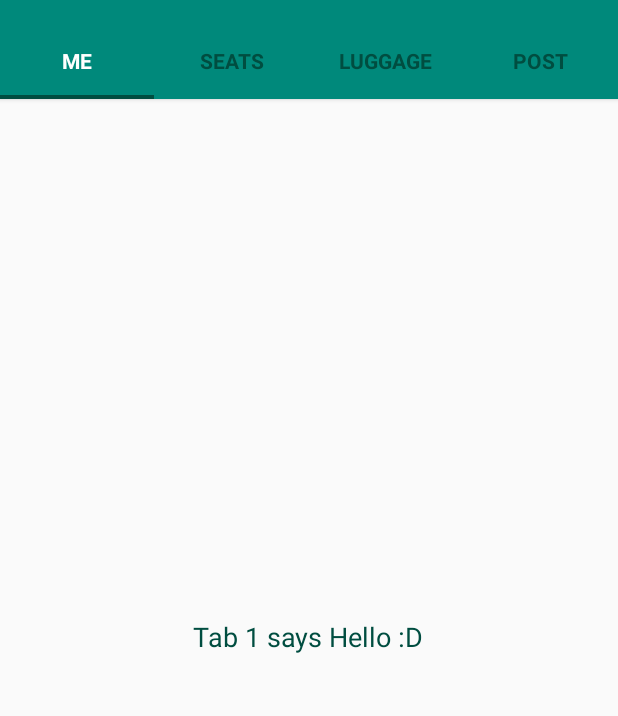
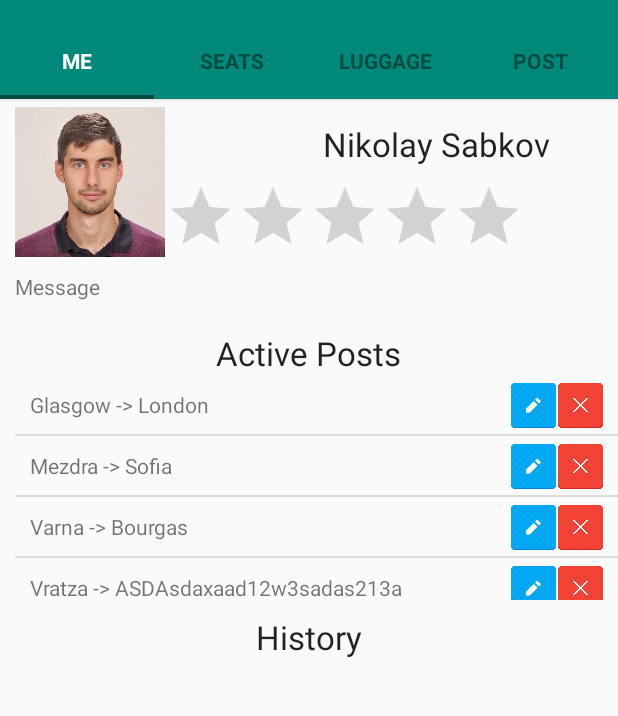
Before and after one commit to vbakayov/HCIMutualTravel, an Android app: the screen it shows after launch (MainActivity), on a phone screen of 412 x 824 dp, the part 62-778 px from its top. Run offline under Robolectric (Android 15) with nearby library versions, the phone set to English and light mode, and no system bars; libraries missing offline, so code that uses them is left out: com.andexert.expandablelayout; 16 statements that could not run were skipped.

Commit message:
Profile page layout

```diff
--- /dev/null
+++ b/app/src/main/java/samples/exoguru/materialtabss/CustomListViewAdapter.java
@@ -0,0 +1,36 @@
+package samples.exoguru.materialtabss;
+
+import android.content.Context;
+import android.view.LayoutInflater;
+import android.view.View;
+import android.view.ViewGroup;
+import android.widget.ArrayAdapter;
+import android.widget.ImageView;
+import android.widget.TextView;
+
+/**
+ * Created by Nikolay on 18/11/2015.
+ */
+public class CustomListViewAdapter extends ArrayAdapter<String> {
+
+    public CustomListViewAdapter(Context context, String[] posts){
+        super(context, R.layout.custom_post_row_layout, posts);
+    }
+
+    @Override
+    public View getView(int position, View convertView, ViewGroup parent){
+        LayoutInflater inflater = LayoutInflater.from(getContext());
+        View customView = inflater.inflate(R.layout.custom_post_row_layout, parent, false);
+
+        String postItem = getItem(position);
+        TextView mPostText = (TextView) customView.findViewById(R.id.mPostText);
+        ImageView mEditIcon = (ImageView) customView.findViewById(R.id.mEditIcon);
+        ImageView mDeleteIcon = (ImageView) customView.findViewById(R.id.mDeleteIcon);
+
+        mPostText.setText(postItem);
+        mEditIcon.setImageResource(R.drawable.edit);
+        mDeleteIcon.setImageResource(R.drawable.delete);
+
+        return customView;
+    }
+}
--- a/app/src/main/java/samples/exoguru/materialtabss/Tab1.java
+++ b/app/src/main/java/samples/exoguru/materialtabss/Tab1.java
@@ -1,45 +1,28 @@
 package samples.exoguru.materialtabss;
 
-import android.app.DatePickerDialog;
-import android.app.Dialog;
-import android.app.TimePickerDialog;
 import android.os.Bundle;
 import android.support.annotation.Nullable;
-import android.support.v4.app.DialogFragment;
 import android.support.v4.app.Fragment;
-import android.text.format.DateFormat;
-import android.util.Log;
 import android.view.LayoutInflater;
 import android.view.View;
 import android.view.ViewGroup;
-import android.widget.ArrayAdapter;
-import android.widget.AutoCompleteTextView;
-import android.widget.Button;
-import android.widget.DatePicker;
-import android.widget.EditText;
-import android.widget.NumberPicker;
-import android.widget.TextView;
-import android.widget.TimePicker;
-import android.widget.Toast;
+import android.widget.ListAdapter;
+import android.widget.ListView;
 
-import org.json.JSONArray;
-import org.json.JSONException;
-import org.json.JSONObject;
-
-import java.io.IOException;
-import java.io.InputStream;
-import java.util.ArrayList;
-import java.util.Calendar;
-
-/**
- * Created by Viktor on 11/5/2015.
- */
 
 public class Tab1 extends Fragment {
 
     @Override
     public View onCreateView(LayoutInflater inflater, @Nullable ViewGroup container, @Nullable Bundle savedInstanceState) {
         View v = inflater.inflate(R.layout.tab_1,container,false);
+
+        String[] posts = {"Glasgow -> London", "Mezdra -> Sofia", "Varna -> Bourgas", "Vratza -> ASDAsdaxaad12w3sadas213asdsadsadasdasdadasdasdasdasdasdad"};
+        ListAdapter adapter = new CustomListViewAdapter(v.getContext(), posts);
+        ListView mPostList = (ListView) v.findViewById(R.id.mPostList);
+        mPostList.setAdapter(adapter);
+
+
+
         return v;
     }
 
--- /dev/null
+++ b/app/src/main/res/layout/custom_post_row_layout.xml
@@ -0,0 +1,36 @@
+<?xml version="1.0" encoding="utf-8"?>
+<GridLayout xmlns:android="http://schemas.android.com/apk/res/android"
+    android:layout_width="fill_parent"
+    android:layout_height="fill_parent">
+
+    <TextView
+        android:layout_width="wrap_content"
+        android:layout_height="wrap_content"
+        android:text="adasdasdadaadsadasdadasdasdasdasdasdadasdasdadaadsadasdadasdasdasdasdasd"
+        android:id="@+id/mPostText"
+        android:layout_margin="10dp"
+        android:maxWidth="250dp"
+        android:layout_gravity="left" />
+
+    <ImageView
+        android:layout_width="30dp"
+        android:layout_height="30dp"
+        android:id="@+id/mEditIcon"
+        android:src="@drawable/edit"
+        android:clickable="true"
+        android:layout_marginTop="5dp"
+        android:layout_marginLeft="10dp"
+        android:layout_column="1" />
+
+    <ImageView
+        android:layout_width="30dp"
+        android:layout_height="30dp"
+        android:id="@+id/mDeleteIcon"
+        android:src="@drawable/delete"
+        android:clickable="true"
+        android:layout_marginTop="5dp"
+        android:layout_marginRight="10dp"
+        android:layout_marginLeft="1dp"
+        android:layout_column="2" />
+
+</GridLayout>
--- a/app/src/main/res/layout/tab_1.xml
+++ b/app/src/main/res/layout/tab_1.xml
@@ -4,14 +4,84 @@ android:layout_width="match_parent"
 android:layout_height="match_parent">
 
 
-<TextView
-android:layout_width="wrap_content"
-android:layout_height="wrap_content"
-android:textAppearance="?android:attr/textAppearanceMedium"
-android:text="Tab 1 says Hello :D"
-android:id="@+id/textView"
-android:layout_centerVertical="true"
-android:textColor="@color/tabsScrollColor"
-android:layout_centerHorizontal="true" />
+    <TextView
+        android:layout_width="wrap_content"
+        android:layout_height="wrap_content"
+        android:textAppearance="?android:attr/textAppearanceLarge"
+        android:text="@string/user_name"
+        android:id="@+id/mUsername"
+        android:layout_alignParentTop="true"
+        android:layout_alignParentRight="true"
+        android:layout_alignParentEnd="true"
+        android:layout_marginRight="45dp"
+        android:layout_marginEnd="42dp"
+        android:layout_marginTop="15dp" />
+
+    <ImageView
+        android:layout_width="100dp"
+        android:layout_height="100dp"
+        android:id="@+id/mProfileImage"
+        android:layout_alignParentTop="true"
+        android:layout_alignParentLeft="true"
+        android:layout_alignParentStart="true"
+        android:layout_marginTop="5dp"
+        android:layout_marginLeft="10dp"
+        android:src="@drawable/myphoto" />
+
+    <RatingBar
+        android:layout_width="wrap_content"
+        android:layout_height="wrap_content"
+        android:id="@+id/mRating"
+        android:layout_below="@+id/mUsername"
+        android:layout_alignLeft="@id/mProfileImage"
+        android:layout_marginTop="10dp"
+        android:layout_marginLeft="100dp" />
+
+    <TextView
+        android:layout_width="wrap_content"
+        android:layout_height="wrap_content"
+        android:text="@string/user_message"
+        android:id="@+id/mUserMessage"
+        android:layout_below="@+id/mProfileImage"
+        android:layout_alignParentLeft="true"
+        android:layout_alignParentStart="true"
+        android:layout_marginTop="10dp"
+        android:layout_marginLeft="10dp" />
+
+    <TextView
+        android:layout_width="wrap_content"
+        android:layout_height="wrap_content"
+        android:textAppearance="?android:attr/textAppearanceLarge"
+        android:text="@string/active_posts"
+        android:id="@+id/mActivePosts"
+        android:layout_below="@+id/mUserMessage"
+        android:layout_centerHorizontal="true"
+        android:layout_marginTop="20dp" />
+
+    <TextView
+        android:layout_width="wrap_content"
+        android:layout_height="wrap_content"
+        android:textAppearance="?android:attr/textAppearanceLarge"
+        android:text="@string/history_posts"
+        android:id="@+id/mHistoryPosts"
+        android:layout_below="@+id/mPostList"
+        android:layout_centerHorizontal="true"
+        android:layout_marginTop="10dp" />
+
+    <ListView
+        android:layout_width="wrap_content"
+        android:layout_height="150dp"
+        android:id="@+id/mPostList"
+        android:layout_below="@+id/mActivePosts"
+        android:layout_alignLeft="@+id/mUserMessage"
+        android:layout_alignStart="@+id/mUserMessage" />
+
+    <ListView
+        android:layout_width="wrap_content"
+        android:layout_height="100dp"
+        android:id="@+id/mHistoryPostList"
+        android:layout_below="@+id/mHistoryPosts"
+        android:layout_alignLeft="@+id/mPostList"
+        android:layout_alignStart="@+id/mPostList" />
 
 </RelativeLayout>
--- a/app/src/main/res/values/strings.xml
+++ b/app/src/main/res/values/strings.xml
@@ -3,4 +3,8 @@
 
     <string name="hello_world">Hello world!</string>
     <string name="action_settings">Settings</string>
+    <string name="user_name">Nikolay Sabkov</string>
+    <string name="user_message">Message</string>
+    <string name="active_posts">Active Posts</string>
+    <string name="history_posts">History</string>
 </resources>
```
Also changed, not shown: app/src/main/res/drawable/delete.png (added), app/src/main/res/drawable/edit.png (added), app/src/main/res/drawable/myphoto.JPG (added).
